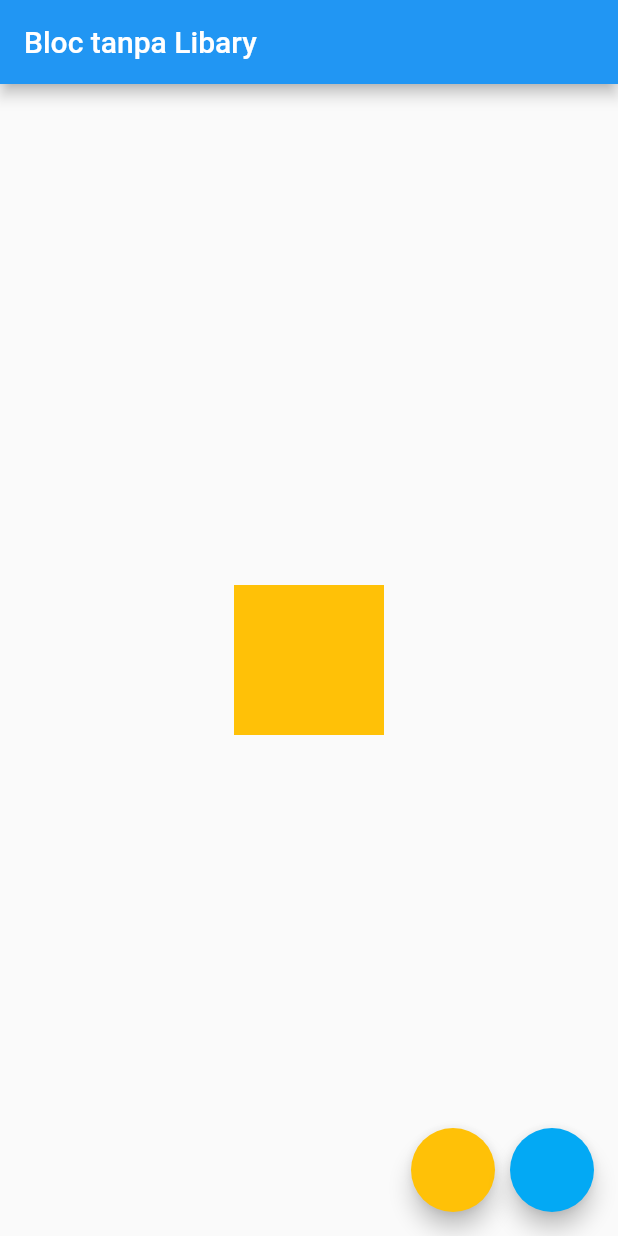
After one commit to mrizkiid/git-bloc, a Flutter app: the screen it shows after launch, on a phone screen of 412 x 824 dp. The commit adds this screen. Run offline on Flutter 3.47's test engine with Material 2 defaults, Android fonts, the phone set to English and light mode, and no system bars.

Commit message:
menambahkan erico bloc flutter pertama

```diff
--- /dev/null
+++ b/learnbloc/lib/erico/bloc_erico.dart
@@ -0,0 +1,63 @@
+import 'package:flutter/material.dart';
+import 'package:learnbloc/erico/color_bloc.dart';
+
+class EricoBloc extends StatefulWidget {
+  const EricoBloc({Key? key}) : super(key: key);
+
+  @override
+  State<EricoBloc> createState() => _MyAppState();
+}
+
+class _MyAppState extends State<EricoBloc> {
+  ColorBloc bloc = ColorBloc();
+
+  @override
+  void dispose() {
+    // ignore: todo
+    // TODO: implement dispose
+    bloc.dispose();
+    super.dispose();
+  }
+
+  @override
+  Widget build(BuildContext context) {
+    return Scaffold(
+      floatingActionButton: Row(
+        mainAxisAlignment: MainAxisAlignment.end,
+        children: [
+          FloatingActionButton(
+            onPressed: () {
+              bloc.eventSink.add(ColorEvent.to_amber);
+            },
+            backgroundColor: Colors.amber,
+          ),
+          const SizedBox(
+            width: 10,
+          ),
+          FloatingActionButton(
+            onPressed: () {
+              bloc.eventSink.add(ColorEvent.to_light_blue);
+            },
+            backgroundColor: Colors.lightBlue,
+          )
+        ],
+      ),
+      appBar: AppBar(
+        title: const Text("Bloc tanpa Libary"),
+      ),
+      body: Center(
+          child: StreamBuilder(
+        stream: bloc.stateStream,
+        initialData: Colors.amber,
+        builder: (context, AsyncSnapshot<Color> snapshot) {
+          return AnimatedContainer(
+            duration: const Duration(seconds: 1),
+            width: 100,
+            height: 100,
+            color: snapshot.data,
+          );
+        },
+      )),
+    );
+  }
+}
--- a/learnbloc/lib/color_bloc.dart
+++ b/learnbloc/lib/erico/color_bloc.dart
@@ -8,11 +8,11 @@ enum ColorEvent { to_amber, to_light_blue }
 class ColorBloc {
   Color _color = Colors.amber;
 
-  StreamController<ColorEvent> _eventController =
+  final StreamController<ColorEvent> _eventController =
       StreamController<ColorEvent>();
-  StreamSink<ColorEvent> get EventSink => _eventController.sink;
+  StreamSink<ColorEvent> get eventSink => _eventController.sink;
 
-  StreamController<Color> _stateController = StreamController<Color>();
+  final StreamController<Color> _stateController = StreamController<Color>();
   StreamSink<Color> get _stateSink => _stateController.sink;
   Stream<Color> get stateStream => _stateController.stream;
 
@@ -21,9 +21,10 @@ class ColorBloc {
       _color = Colors.amber;
     } else {
       _color = Colors.lightBlue;
-
+    }
     _stateSink.add(_color);
   }
+
   ColorBloc() {
     _eventController.stream.listen(_mapEventToState);
   }
@@ -33,6 +34,5 @@ class ColorBloc {
     _stateController.close();
   }
 }
-}
 
 //end 17:41 ERICO flutter
```
Also changed, not shown: learnbloc/lib/main.dart (+5 -32 lines). Lines whose indentation alone changed are shown as unchanged.
